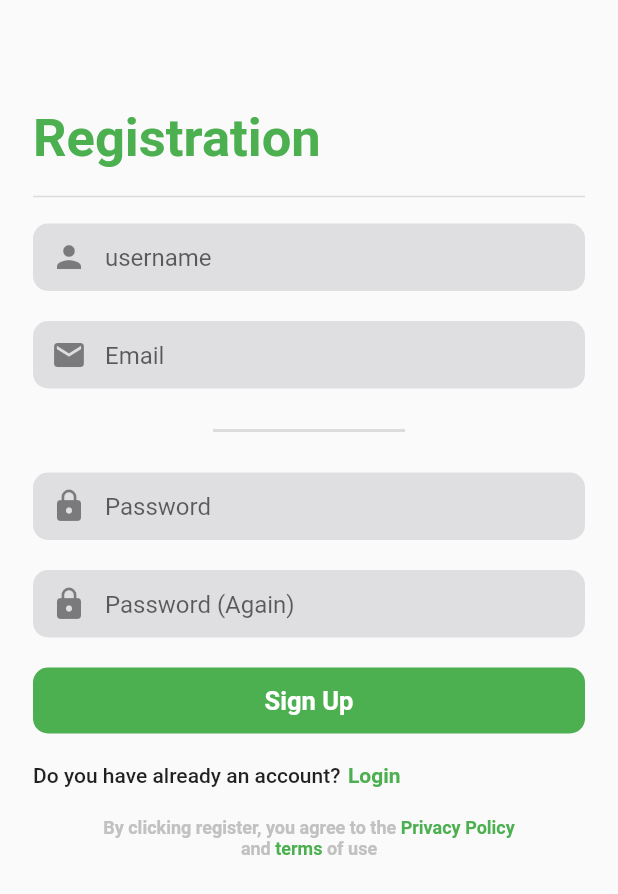
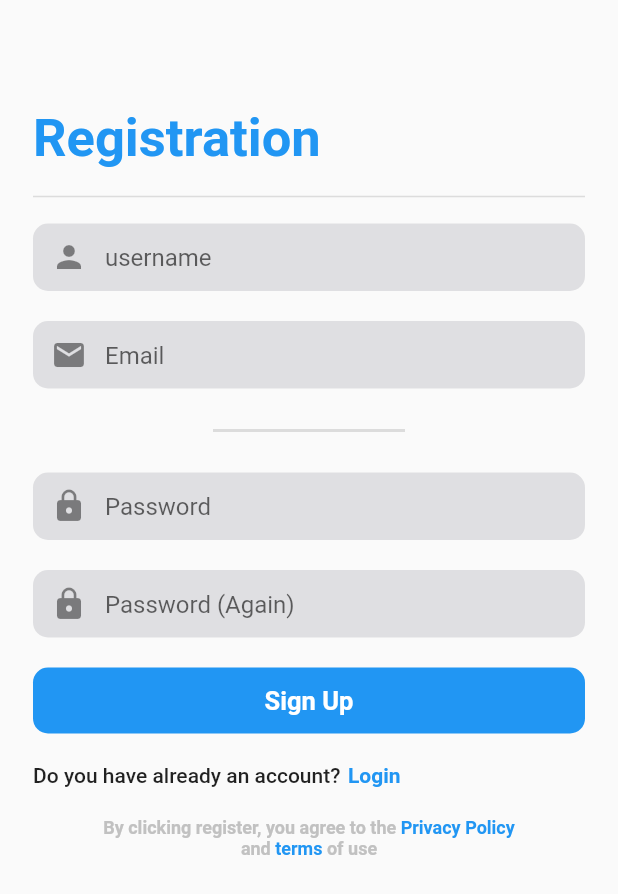
Before and after one commit to iTorres07/ChatApp, a Flutter app: the screen it shows after launch, after a tap on "Register", on a phone screen of 412 x 824 dp. Shown: the top 894 px of the screen. Run offline on Flutter 3.47's test engine with Material 2 defaults, Android fonts, the phone set to English and light mode, and no system bars; our stand-ins replace audioplayers, bubble, cloud_firestore, equatable, file_picker, firebase_auth and 9 more; missing offline and left inert: network_image, syncfusion_flutter_pdfviewer; accounts and stored records are empty.

```diff
--- a/lib/features/group/presentation/pages/create_group_page.dart
+++ b/lib/features/group/presentation/pages/create_group_page.dart
@@ -93,7 +93,9 @@ class _CreateGroupPageState extends State<CreateGroupPage> {
             Text(
               'Add Group Image',
               style: TextStyle(
-                  color: greenColor, fontSize: 16, fontWeight: FontWeight.w400),
+                  color: Colors.blue,
+                  fontSize: 16,
+                  fontWeight: FontWeight.w400),
             ),
             const SizedBox(
               height: 20,
--- a/lib/features/user/presentation/cubit/single_user/single_user_cubit.dart
+++ b/lib/features/user/presentation/cubit/single_user/single_user_cubit.dart
@@ -14,9 +14,13 @@ class SingleUserCubit extends Cubit<SingleUserState> {
 
   Future<void> getSingleUserProfile({required UserEntity user}) async {
     emit(SingleUserLoading());
+
     try {
       final streamResponse = getSingleUserUseCase.call(user);
+      print('User: ${user}');
+      print('Stream Response: ${streamResponse}');
       streamResponse.listen((user) {
+        print('HOLAAAAAAAAAAAAAAAAAAAAAAAAAAAAAAAAAAAAAAAAAA ${user}');
         emit(SingleUserLoaded(currentUser: user.first));
       });
     } on SocketException catch (_) {
--- a/lib/features/user/presentation/pages/forgot_password_page.dart
+++ b/lib/features/user/presentation/pages/forgot_password_page.dart
@@ -42,7 +42,7 @@ class _ForgotPasswordPageState extends State<ForgotPasswordPage> {
                   style: TextStyle(
                       fontSize: 30,
                       fontWeight: FontWeight.w700,
-                      color: greenColor),
+                      color: Colors.blue),
                 ),
               ),
               SizedBox(
@@ -97,7 +97,7 @@ class _ForgotPasswordPageState extends State<ForgotPasswordPage> {
                       style: TextStyle(
                           fontSize: 14,
                           fontWeight: FontWeight.w700,
-                          color: greenColor),
+                          color: Colors.blue),
                     ),
                   ),
                 ],
--- a/lib/features/user/presentation/pages/login_page.dart
+++ b/lib/features/user/presentation/pages/login_page.dart
@@ -86,7 +86,7 @@ class _LoginPageState extends State<LoginPage> {
                 style: TextStyle(
                   fontSize: 35,
                   fontWeight: FontWeight.w700,
-                  color: greenColor,
+                  color: Colors.blue,
                 ),
               ),
             ),
@@ -128,7 +128,7 @@ class _LoginPageState extends State<LoginPage> {
                   style: TextStyle(
                     fontSize: 16,
                     fontWeight: FontWeight.w700,
-                    color: greenColor,
+                    color: Colors.blue,
                   ),
                 ),
               ),
@@ -148,7 +148,7 @@ class _LoginPageState extends State<LoginPage> {
             Row(
               children: <Widget>[
                 Text(
-                  "don't have an Account",
+                  "Don't have an account?",
                   style: TextStyle(fontSize: 14, fontWeight: FontWeight.w500),
                 ),
                 SizedBox(
@@ -164,7 +164,7 @@ class _LoginPageState extends State<LoginPage> {
                     style: TextStyle(
                         fontSize: 14,
                         fontWeight: FontWeight.w700,
-                        color: greenColor),
+                        color: Colors.blue),
                   ),
                 ),
               ],
--- a/lib/features/user/presentation/pages/profile_page.dart
+++ b/lib/features/user/presentation/pages/profile_page.dart
@@ -107,7 +107,7 @@ class _ProfilePageState extends State<ProfilePage> {
           Text(
             'Remove profile photo',
             style: TextStyle(
-                color: greenColor, fontSize: 16, fontWeight: FontWeight.w400),
+                color: Colors.blue, fontSize: 16, fontWeight: FontWeight.w400),
           ),
           SizedBox(
             height: 14,
--- a/lib/features/user/presentation/pages/sign_up_page.dart
+++ b/lib/features/user/presentation/pages/sign_up_page.dart
@@ -82,7 +82,7 @@ class _SignUpPageState extends State<SignUpPage> {
                 style: TextStyle(
                   fontSize: 35,
                   fontWeight: FontWeight.w700,
-                  color: greenColor,
+                  color: Colors.blue,
                 ),
               ),
             ),
@@ -166,7 +166,7 @@ class _SignUpPageState extends State<SignUpPage> {
                     style: TextStyle(
                         fontSize: 14,
                         fontWeight: FontWeight.w700,
-                        color: greenColor),
+                        color: Colors.blue),
                   ),
                 ),
               ],
@@ -187,7 +187,7 @@ class _SignUpPageState extends State<SignUpPage> {
                 Text(
                   'Privacy Policy',
                   style: TextStyle(
-                      color: greenColor,
+                      color: Colors.blue,
                       fontSize: 12,
                       fontWeight: FontWeight.w700),
                 ),
@@ -206,7 +206,7 @@ class _SignUpPageState extends State<SignUpPage> {
                 Text(
                   'terms ',
                   style: TextStyle(
-                      color: greenColor,
+                      color: Colors.blue,
                       fontSize: 12,
                       fontWeight: FontWeight.w700),
                 ),
--- a/lib/global/pages/home_page.dart
+++ b/lib/global/pages/home_page.dart
@@ -25,7 +25,7 @@ class _HomePageState extends State<HomePage> {
   List<Widget> get pages =>
       [GroupPage(uid: widget.uid), AllUsersPage(), ProfilePage()];
 
-  PageController _pageController = PageController();
+  final PageController _pageController = PageController();
 
   @override
   void initState() {
@@ -48,7 +48,7 @@ class _HomePageState extends State<HomePage> {
     return Scaffold(
       appBar: AppBar(
         elevation: 0.0,
-        title: Text("Group Chat"),
+        title: Text("Group Chats"),
         actions: [
           Icon(Icons.search),
           SizedBox(
--- a/lib/global/widgets/container/container_button.dart
+++ b/lib/global/widgets/container/container_button.dart
@@ -15,7 +15,7 @@ class ContainerButton extends StatelessWidget {
         height: 44,
         width: MediaQuery.of(context).size.width,
         decoration: BoxDecoration(
-          color: greenColor,
+          color: Colors.blue,
           borderRadius: BorderRadius.all(Radius.circular(10)),
         ),
         child: Text(
--- a/lib/main.dart
+++ b/lib/main.dart
@@ -39,11 +39,11 @@ class MyApp extends StatelessWidget {
         BlocProvider<ChatCubit>(create: (_) => di.sl<ChatCubit>()),
       ],
       child: MaterialApp(
-        title: 'Group Chat',
+        title: 'Group Chats',
         onGenerateRoute: OnGenerateRoute.route,
         debugShowCheckedModeBanner: false,
         initialRoute: "/",
-        theme: ThemeData(primarySwatch: Colors.green),
+        theme: ThemeData(primarySwatch: Colors.blue),
         routes: {
           "/": (context) {
             return BlocBuilder<AuthCubit, AuthState>(
```
Also changed, not shown: lib/features/group/presentation/pages/app.dart (+5 -5 lines), lib/features/group/presentation/pages/single_chat_page.dart (+5 -5 lines), lib/features/user/data/datasources/firebase_datasource/user_firebase_data_source_impl.dart (+26 -6 lines), lib/global/theme/style.dart (+4 -4 lines), 1 other file.
